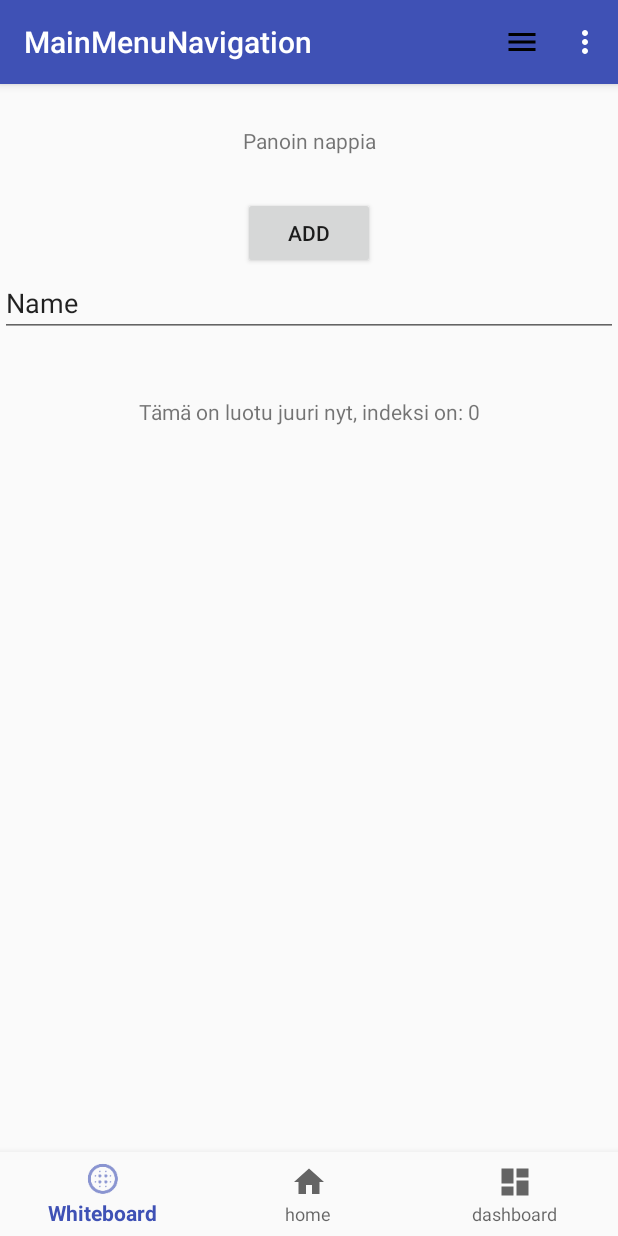
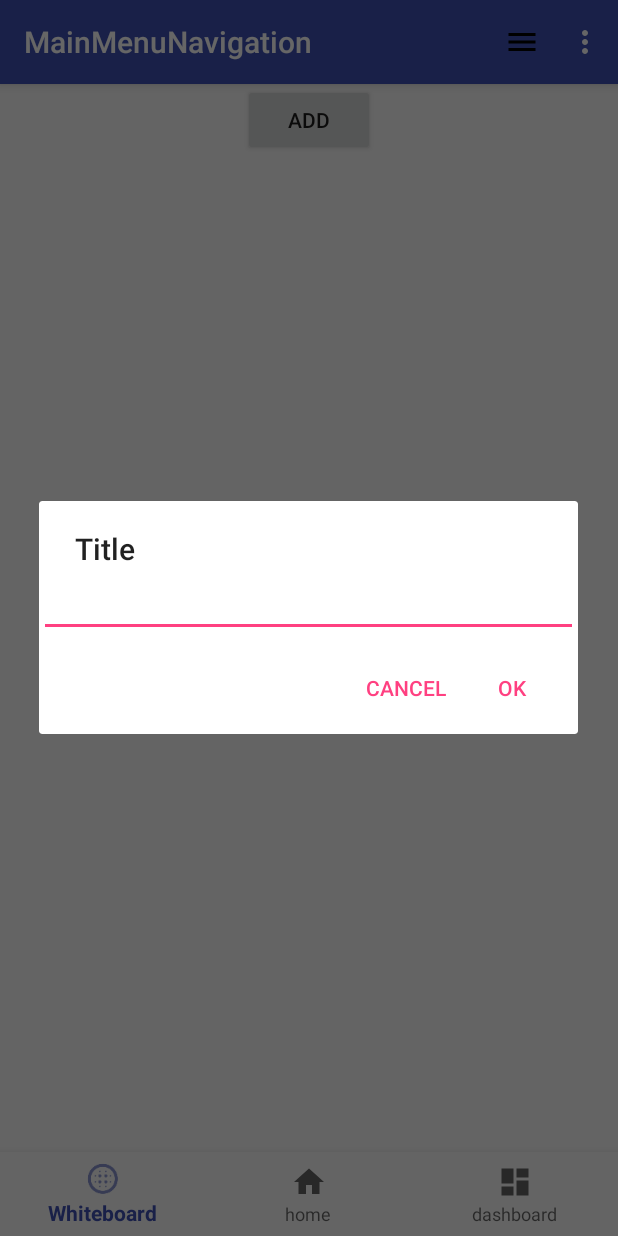
Before and after one commit to Lammasvauva/Deadline, an Android app: the fragment FirstFragment placed in its activity, after a tap on "ADD", on a phone screen of 412 x 824 dp. Run offline under Robolectric (Android 15) with nearby library versions, the phone set to English and light mode, and no system bars.

Commit message:
Text editing works

```diff
--- a/app/src/main/java/layout/FirstFragment.java
+++ b/app/src/main/java/layout/FirstFragment.java
@@ -1,11 +1,14 @@
 package layout;
 
+import android.app.AlertDialog;
 import android.content.Context;
+import android.content.DialogInterface;
 import android.content.Intent;
 import android.net.Uri;
 import android.os.Bundle;
 import android.os.Parcelable;
 import android.support.v4.app.Fragment;
+import android.text.InputType;
 import android.view.Gravity;
 import android.view.LayoutInflater;
 import android.view.View;
@@ -43,9 +46,11 @@ public class FirstFragment extends Fragment {
 
     //Variables
     final List<TextView> TextViewNotes = new ArrayList<TextView>();
-    public int NotesIndex;
+    public int notesIndex;
+    private String noteText = "";
 
     private FirstFragment.OnFragmentInteractionListener listener;
+
     public static FirstFragment newInstance() {
         return new FirstFragment();
     }
@@ -54,63 +59,65 @@ public class FirstFragment extends Fragment {
     public View onCreateView(LayoutInflater inflater, ViewGroup container, Bundle savedInstanceState) {
 
         final View view = inflater.inflate(R.layout.fragment_first, container, false);
-            Button clickButton = (Button)view.findViewById(R.id.addbutton_whiteboard);
+        Button clickButton = (Button) view.findViewById(R.id.addbutton_whiteboard);
+
 
         //region get saved data
         super.onCreate(savedInstanceState);
-
-
         LinearLayout myLayout = (LinearLayout) view.findViewById(R.id.linearlayout);
-
-            EditText et2=(EditText)view.findViewById(R.id.addTextLine2);
-
-
+        EditText et2 = (EditText) view.findViewById(R.id.addTextLine2);
         //if created the first time
-            if(savedInstanceState == null){}
-            else
-            {
-                NotesIndex = savedInstanceState.getInt("NotesIndex");
+        if (savedInstanceState == null) {
+        } else {
+            notesIndex = savedInstanceState.getInt("notesIndex");
             //Recreate notes
-                for (int i = 0; i < 5; i++   )
-                {
+            for (int i = 0; i < 5; i++) {
                 TextView a = new TextView(view.getContext());
-                    a.setText("Tämä on luotu juuri nyt, indeksi on: " +NotesIndex);
+                a.setText("Tämä on luotu juuri nyt, indeksi on: " + notesIndex);
                 a.setHeight(150);
                 a.setGravity(Gravity.CENTER);
                 myLayout.addView(a);
                 //a.setBackground();
                 et2.setVisibility(View.VISIBLE);
-                    SetNoteText();
             }
 
         }
         //endregion
 
 
+        clickButton.setOnClickListener(new View.OnClickListener() {
 
 
-
-
-
-
-            clickButton.setOnClickListener(new View.OnClickListener()
-            {
-
-
-                EditText et=(EditText)view.findViewById(R.id.addTextLine1);
-                EditText et2=(EditText)view.findViewById(R.id.addTextLine2);
+            EditText et = (EditText) view.findViewById(R.id.addTextLine1);
+            EditText et2 = (EditText) view.findViewById(R.id.addTextLine2);
 
             @Override
             //Put button functionality here
-                public void onClick(View v)
-                {
+            public void onClick(View v) {
                 //find LinearLayout of mainActivity for some reason
                 //Works only here, not in it's own method, no idea why
-                    LinearLayout myLayout = (LinearLayout) view.findViewById(R.id.linearlayout);
+                final LinearLayout myLayout = (LinearLayout) view.findViewById(R.id.linearlayout);
 
+                //et.setVisibility(View.VISIBLE);
+                //et2.setVisibility(View.VISIBLE);
+                AlertDialog.Builder builder = new AlertDialog.Builder(getContext());
+                builder.setTitle("Title");
+
+                // Set up the input
+                final EditText input = new EditText(getContext());
+                // Specify the type of input expected; this, for example, sets the input as a password, and will mask the text
+                //input.setInputType(InputType.TYPE_CLASS_TEXT | InputType.TYPE_TEXT_VARIATION_PASSWORD);
+                input.setInputType(InputType.TYPE_CLASS_TEXT);
+                builder.setView(input);
+
+                // Set up the buttons
+                builder.setPositiveButton("OK", new DialogInterface.OnClickListener() {
+                    @Override
+                    public void onClick(DialogInterface dialog, int which) {
+                        noteText = input.getText().toString();
                         TextView a = new TextView(view.getContext());
-
-                    a.setText("Tämä on luotu juuri nyt, indeksi on: " +NotesIndex);
+                        //a.setText("Tämä on luotu juuri nyt, indeksi on: " +notesIndex);
+                        a.setText(noteText);
                         a.setHeight(150);
                         a.setGravity(Gravity.CENTER);
                         myLayout.addView(a);
@@ -118,37 +125,28 @@ public class FirstFragment extends Fragment {
 
                         //Add to list
                         TextViewNotes.add(a);
-                    NotesIndex = new Integer(NotesIndex+1);
-                    //startActivity(new Intent(FirstFragment.this, Pop.class));
-
-                    //Bring out text field
-                    //et.setVisibility(View.VISIBLE);
-                    et2.setVisibility(View.VISIBLE);
-                    CreateWhiteboardNote();
-                    SetNoteText();
-
-                    Toast.makeText(getActivity(), "Fragment Button Click", Toast.LENGTH_LONG).show();
-                    onButtonPressed("Fragment Button Click");
+                        notesIndex = new Integer(notesIndex + 1);
 
                     }
+                });
+                builder.setNegativeButton("Cancel", new DialogInterface.OnClickListener() {
+                    @Override
+                    public void onClick(DialogInterface dialog, int which) {
+                        dialog.cancel();
+                    }
+                });
 
+                builder.show();
+                //Toast.makeText(getActivity(), "Fragment Button Click", Toast.LENGTH_LONG).show();
+                //onButtonPressed("Fragment Button Click");
+            }
 
-
-                public  void CreateWhiteboardNote()
-                {
-
-
-                }
         });
         return view;
     }
 
 
-
-
-
-
-        public void onButtonPressed(String  uri) {
+    public void onButtonPressed(String uri) {
         if (listener != null) {
             listener.onFragmentInteraction(uri);
         }
@@ -176,24 +174,44 @@ public class FirstFragment extends Fragment {
     }
 
 
+    public void CreateWhiteboardNote() {
 
+        AlertDialog.Builder builder = new AlertDialog.Builder(getContext());
+        builder.setTitle("Title");
 
-    public  void SetNoteText()
-    {
-        TextView t = (TextView) getView().findViewById(R.id.textView8);
-        t.setText("Panoin nappia");
+        // Set up the input
+        final EditText input = new EditText(getContext());
+        // Specify the type of input expected; this, for example, sets the input as a password, and will mask the text
+        //input.setInputType(InputType.TYPE_CLASS_TEXT | InputType.TYPE_TEXT_VARIATION_PASSWORD);
+        input.setInputType(InputType.TYPE_CLASS_TEXT);
+        builder.setView(input);
+
+        // Set up the buttons
+        builder.setPositiveButton("OK", new DialogInterface.OnClickListener() {
+            @Override
+            public void onClick(DialogInterface dialog, int which) {
+                noteText = input.getText().toString();
+
+            }
+        });
+        builder.setNegativeButton("Cancel", new DialogInterface.OnClickListener() {
+            @Override
+            public void onClick(DialogInterface dialog, int which) {
+                dialog.cancel();
+            }
+        });
+
+        builder.show();
     }
 
 
     //Store data here
     @Override
-    public void onSaveInstanceState(Bundle state)
-    {
+    public void onSaveInstanceState(Bundle state) {
         super.onSaveInstanceState(state);
-        state.putInt("NotesIndex", NotesIndex);
+        state.putInt("notesIndex", notesIndex);
 
     }
 
 
-
 }
--- a/app/src/main/res/layout/fragment_first.xml
+++ b/app/src/main/res/layout/fragment_first.xml
@@ -28,13 +28,6 @@
             android:gravity="center"
             android:weightSum="1">
 
-            <TextView
-                android:id="@+id/textView8"
-                android:layout_width="match_parent"
-                android:gravity="center"
-                android:layout_height="75dp"
-                android:text="TextView" />
-
             <Button
                 android:id="@+id/addbutton_whiteboard"
                 android:layout_width="wrap_content"
```
Also changed, not shown: 1 other file. Lines whose indentation alone changed are shown as unchanged.
